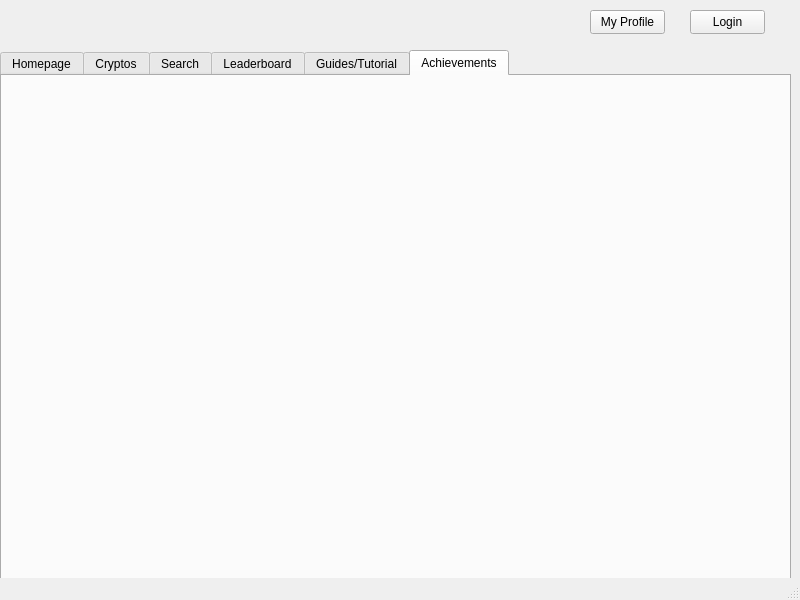
This is client/form.ui in SushantKumarPandey/Crypto-Tradeing-App-with-fake-currency as Qt 5 draws it before an edit. The edited form follows.
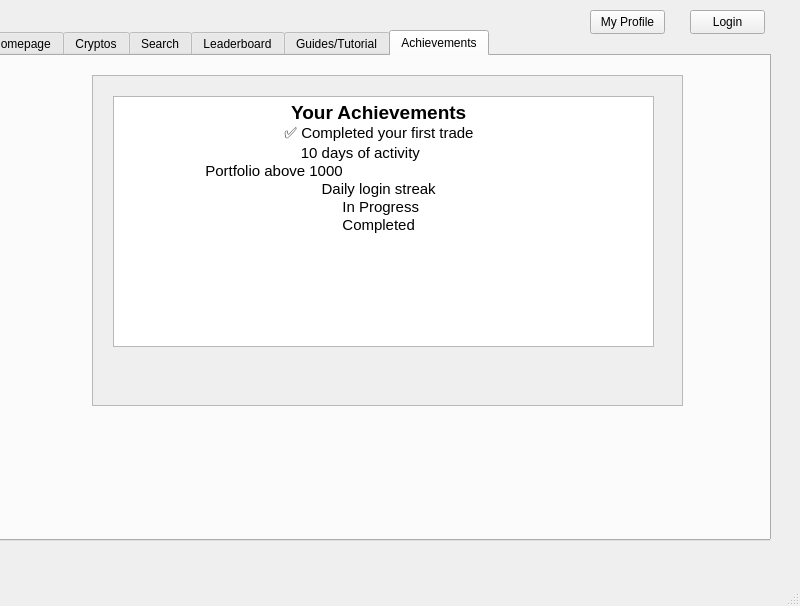
This is the edited form. The open tabs and pages were chosen to show the change.

Commit message: fix:(Achievements): labels for achievements

Diff of the .ui file:
```diff
--- a/client/form.ui
+++ b/client/form.ui
@@ -10,7 +10,7 @@
     <x>0</x>
     <y>0</y>
     <width>800</width>
-    <height>600</height>
+    <height>606</height>
    </rect>
   </property>
   <property name="windowTitle">
@@ -20,10 +20,10 @@
    <widget class="QTabWidget" name="tabWidget">
     <property name="geometry">
      <rect>
-      <x>0</x>
-      <y>50</y>
+      <x>-20</x>
+      <y>30</y>
       <width>791</width>
-      <height>531</height>
+      <height>511</height>
      </rect>
     </property>
     <property name="currentIndex">
@@ -765,6 +765,67 @@
      <attribute name="title">
       <string>Achievements</string>
      </attribute>
+     <widget class="QWidget" name="widget_7" native="true">
+      <property name="geometry">
+       <rect>
+        <x>90</x>
+        <y>10</y>
+        <width>661</width>
+        <height>441</height>
+       </rect>
+      </property>
+      <widget class="QScrollArea" name="scrollArea_2">
+       <property name="geometry">
+        <rect>
+         <x>20</x>
+         <y>9</y>
+         <width>591</width>
+         <height>331</height>
+        </rect>
+       </property>
+       <property name="widgetResizable">
+        <bool>true</bool>
+       </property>
+       <widget class="QWidget" name="scrollAreaWidgetContents_2">
+        <property name="geometry">
+         <rect>
+          <x>0</x>
+          <y>0</y>
+          <width>589</width>
+          <height>329</height>
+         </rect>
+        </property>
+        <widget class="QTextEdit" name="textEdit_5">
+         <property name="geometry">
+          <rect>
+           <x>20</x>
+           <y>20</y>
+           <width>541</width>
+           <height>251</height>
+          </rect>
+         </property>
+         <property name="html">
+          <string>&lt;!DOCTYPE HTML PUBLIC &quot;-//W3C//DTD HTML 4.0//EN&quot; &quot;http://www.w3.org/TR/REC-html40/strict.dtd&quot;&gt;
+&lt;html&gt;&lt;head&gt;&lt;meta name=&quot;qrichtext&quot; content=&quot;1&quot; /&gt;&lt;meta charset=&quot;utf-8&quot; /&gt;&lt;style type=&quot;text/css&quot;&gt;
+p, li { white-space: pre-wrap; }
+hr { height: 1px; border-width: 0; }
+li.unchecked::marker { content: &quot;\2610&quot;; }
+li.checked::marker { content: &quot;\2612&quot;; }
+&lt;/style&gt;&lt;/head&gt;&lt;body style=&quot; font-family:'Segoe UI'; font-size:9pt; font-weight:400; font-style:normal;&quot;&gt;
+&lt;p style=&quot; margin-top:0px; margin-bottom:0px; margin-left:0px; margin-right:0px; -qt-block-indent:0; text-indent:0px;&quot;&gt;                                                    &lt;span style=&quot; font-size:14pt; font-weight:700;&quot;&gt;Your Achievements&lt;/span&gt;&lt;/p&gt;
+&lt;p style=&quot; margin-top:0px; margin-bottom:0px; margin-left:0px; margin-right:0px; -qt-block-indent:0; text-indent:0px;&quot;&gt;                                                  &lt;span style=&quot; font-size:11pt;&quot;&gt;✅ Completed your first trade&lt;/span&gt;&lt;/p&gt;
+&lt;p style=&quot; margin-top:0px; margin-bottom:0px; margin-left:0px; margin-right:0px; -qt-block-indent:0; text-indent:0px;&quot;&gt;&lt;span style=&quot; font-size:11pt;&quot;&gt;                                            &lt;/span&gt;&lt;span style=&quot; font-family:'Courier New'; font-size:11pt;&quot;&gt;10 days of activity&lt;/span&gt;&lt;/p&gt;
+&lt;p style=&quot; margin-top:0px; margin-bottom:0px; margin-left:0px; margin-right:0px; -qt-block-indent:0; text-indent:0px;&quot;&gt;&lt;span style=&quot; font-family:'Courier New'; font-size:11pt;&quot;&gt;                     &lt;/span&gt;&lt;span style=&quot; font-size:11pt;&quot;&gt;Portfolio above 1000&lt;/span&gt;&lt;/p&gt;
+&lt;p style=&quot; margin-top:0px; margin-bottom:0px; margin-left:0px; margin-right:0px; -qt-block-indent:0; text-indent:0px;&quot;&gt;&lt;span style=&quot; font-size:11pt;&quot;&gt;                                                 Daily login streak&lt;/span&gt;&lt;/p&gt;
+&lt;p style=&quot; margin-top:0px; margin-bottom:0px; margin-left:0px; margin-right:0px; -qt-block-indent:0; text-indent:0px;&quot;&gt;&lt;span style=&quot; font-size:11pt;&quot;&gt;                                                      In Progress&lt;/span&gt;&lt;/p&gt;
+&lt;p style=&quot; margin-top:0px; margin-bottom:0px; margin-left:0px; margin-right:0px; -qt-block-indent:0; text-indent:0px;&quot;&gt;&lt;span style=&quot; font-size:11pt;&quot;&gt;                                                      Completed&lt;/span&gt;&lt;/p&gt;
+&lt;p style=&quot;-qt-paragraph-type:empty; margin-top:0px; margin-bottom:0px; margin-left:0px; margin-right:0px; -qt-block-indent:0; text-indent:0px;&quot;&gt;&lt;br /&gt;&lt;/p&gt;
+&lt;p style=&quot;-qt-paragraph-type:empty; margin-top:0px; margin-bottom:0px; margin-left:0px; margin-right:0px; -qt-block-indent:0; text-indent:0px;&quot;&gt;&lt;br /&gt;&lt;/p&gt;&lt;/body&gt;&lt;/html&gt;</string>
+         </property>
+        </widget>
+       </widget>
+      </widget>
+     </widget>
     </widget>
    </widget>
    <widget class="QWidget" name="widget_4" native="true">
```
Left out of the diff: 2 changed lines with no effect on the pictures. The commit also changes 2 other files.
